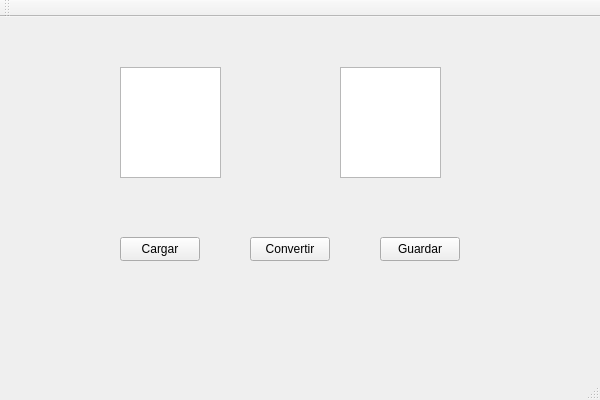
Above: Generador de codigo/Generador de codigo/MainView.ui from AndresMora04/GeneradorCodigo before the change. Below: the same form after it.
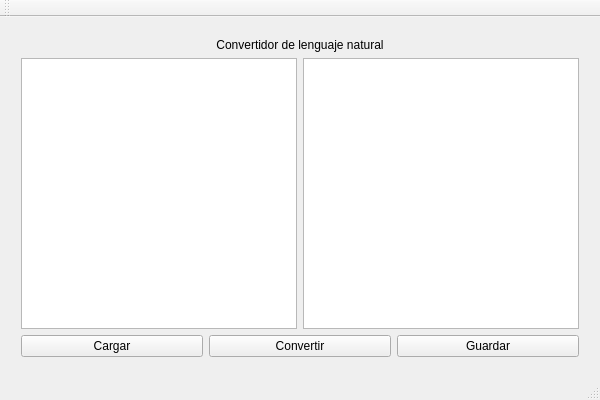
That is the form after the change.

Commit message: Hacer responsive la mainView y añadir informacion en ConvertidorCodigo

What changed in the file:
```diff
--- a/Generador de codigo/Generador de codigo/MainView.ui
+++ b/Generador de codigo/Generador de codigo/MainView.ui
@@ -14,65 +14,96 @@
    <string>MainView</string>
   </property>
   <widget class="QWidget" name="centralWidget">
+   <property name="sizePolicy">
+    <sizepolicy hsizetype="Expanding" vsizetype="Expanding">
+     <horstretch>0</horstretch>
+     <verstretch>0</verstretch>
+    </sizepolicy>
+   </property>
+   <property name="layoutDirection">
+    <enum>Qt::LayoutDirection::LeftToRight</enum>
+   </property>
+   <property name="autoFillBackground">
+    <bool>false</bool>
+   </property>
+   <layout class="QVBoxLayout" name="verticalLayout_2">
+    <item>
+     <layout class="QVBoxLayout" name="mainView" stretch="0,0,0">
+      <property name="sizeConstraint">
+       <enum>QLayout::SizeConstraint::SetDefaultConstraint</enum>
+      </property>
+      <property name="leftMargin">
+       <number>10</number>
+      </property>
+      <property name="topMargin">
+       <number>10</number>
+      </property>
+      <property name="rightMargin">
+       <number>10</number>
+      </property>
+      <property name="bottomMargin">
+       <number>10</number>
+      </property>
+      <item>
+       <widget class="QLabel" name="lbTitulo">
+        <property name="sizePolicy">
+         <sizepolicy hsizetype="Expanding" vsizetype="Preferred">
+          <horstretch>0</horstretch>
+          <verstretch>0</verstretch>
+         </sizepolicy>
+        </property>
+        <property name="layoutDirection">
+         <enum>Qt::LayoutDirection::LeftToRight</enum>
+        </property>
+        <property name="text">
+         <string>Convertidor de lenguaje natural</string>
+        </property>
+        <property name="alignment">
+         <set>Qt::AlignmentFlag::AlignCenter</set>
+        </property>
+       </widget>
+      </item>
+      <item>
+       <layout class="QHBoxLayout" name="hboxTextos" stretch="1,1">
+        <property name="sizeConstraint">
+         <enum>QLayout::SizeConstraint::SetDefaultConstraint</enum>
+        </property>
+        <item>
+         <widget class="QTextEdit" name="txtCargado"/>
+        </item>
+        <item>
+         <widget class="QTextEdit" name="txtConvertido"/>
+        </item>
+       </layout>
+      </item>
+      <item>
+       <layout class="QHBoxLayout" name="hboxBotones" stretch="0,0,0">
+        <item>
    <widget class="QPushButton" name="btnCargar">
-    <property name="geometry">
-     <rect>
-      <x>120</x>
-      <y>220</y>
-      <width>80</width>
-      <height>24</height>
-     </rect>
-    </property>
     <property name="text">
      <string>Cargar</string>
     </property>
    </widget>
+        </item>
+        <item>
    <widget class="QPushButton" name="btnConvertir">
-    <property name="geometry">
-     <rect>
-      <x>250</x>
-      <y>220</y>
-      <width>80</width>
-      <height>24</height>
-     </rect>
-    </property>
     <property name="text">
      <string>Convertir</string>
     </property>
    </widget>
+        </item>
+        <item>
    <widget class="QPushButton" name="btnGuardar">
-    <property name="geometry">
-     <rect>
-      <x>380</x>
-      <y>220</y>
-      <width>80</width>
-      <height>24</height>
-     </rect>
-    </property>
     <property name="text">
      <string>Guardar</string>
     </property>
    </widget>
-   <widget class="QTextEdit" name="txtCargado">
-    <property name="geometry">
-     <rect>
-      <x>120</x>
-      <y>50</y>
-      <width>101</width>
-      <height>111</height>
-     </rect>
-    </property>
-   </widget>
-   <widget class="QTextEdit" name="txtConvertido">
-    <property name="geometry">
-     <rect>
-      <x>340</x>
-      <y>50</y>
-      <width>101</width>
-      <height>111</height>
-     </rect>
-    </property>
-   </widget>
+        </item>
+       </layout>
+      </item>
+     </layout>
+    </item>
+   </layout>
   </widget>
   <widget class="QMenuBar" name="menuBar">
    <property name="geometry">
```
Lines whose indentation alone changed are shown as unchanged. The commit also changes 22 other files.
